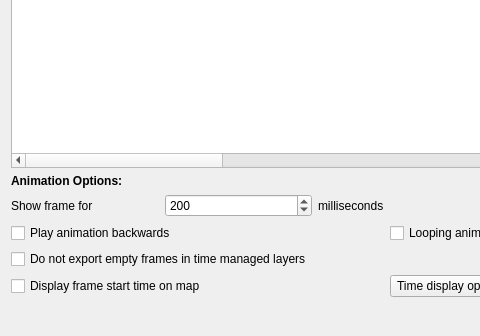
Above: options.ui from anitagraser/TimeManager before the change; both pictures show x 0 to 480 and y 108 to 444 of the 980 by 444 pixel window. Below: the same form after it.
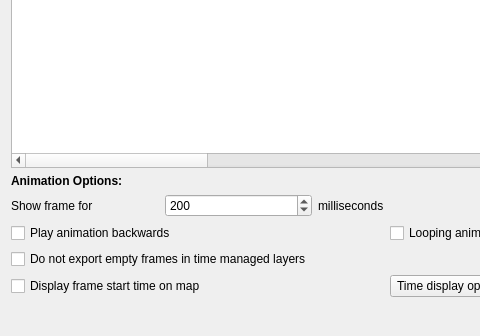
That is the form after the change.

Commit message: Port to 3 * 2to3 & autopep * remove resources * remove help.ui & help.htm * add more translation strings * update german translation * remove label_options.py * add makefile (make pep8) * [FEATURE] add option to remove reset filter string (eg. initial 1=0 filter for otherwise huge   layers) * [FEATURE] delay propagation of time slider

Diff of the .ui file:
```diff
--- a/options.ui
+++ b/options.ui
@@ -32,7 +32,7 @@
         </size>
        </property>
        <property name="columnCount">
-        <number>12</number>
+        <number>13</number>
        </property>
        <column>
         <property name="text">
@@ -94,6 +94,11 @@
          <string>Accumulate features</string>
         </property>
        </column>
+       <column>
+        <property name="text">
+         <string>Reset subset string</string>
+        </property>
+       </column>
       </widget>
      </item>
      <item row="4" column="1">
```
The commit also changes 57 other files.
